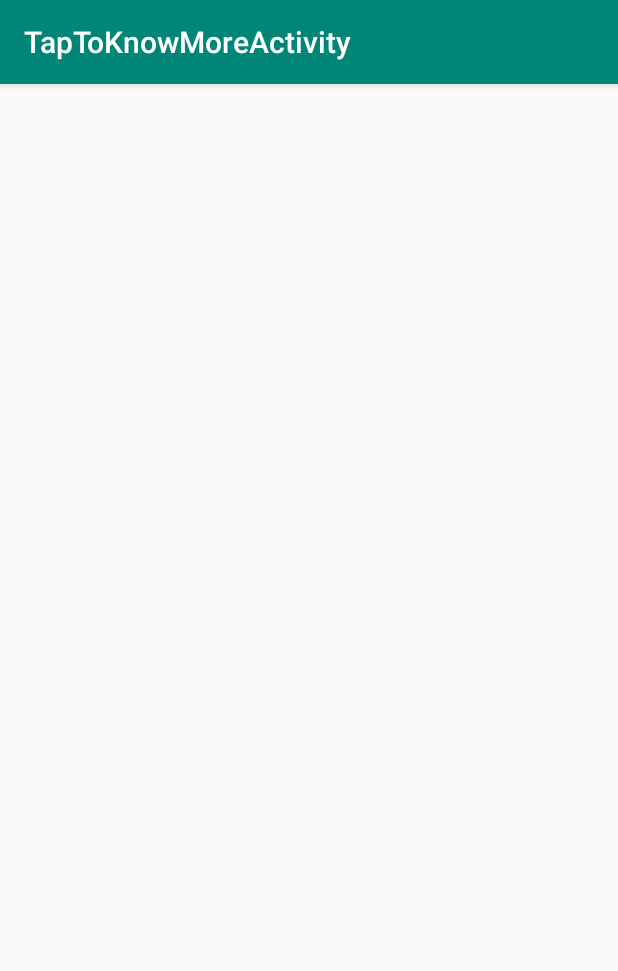
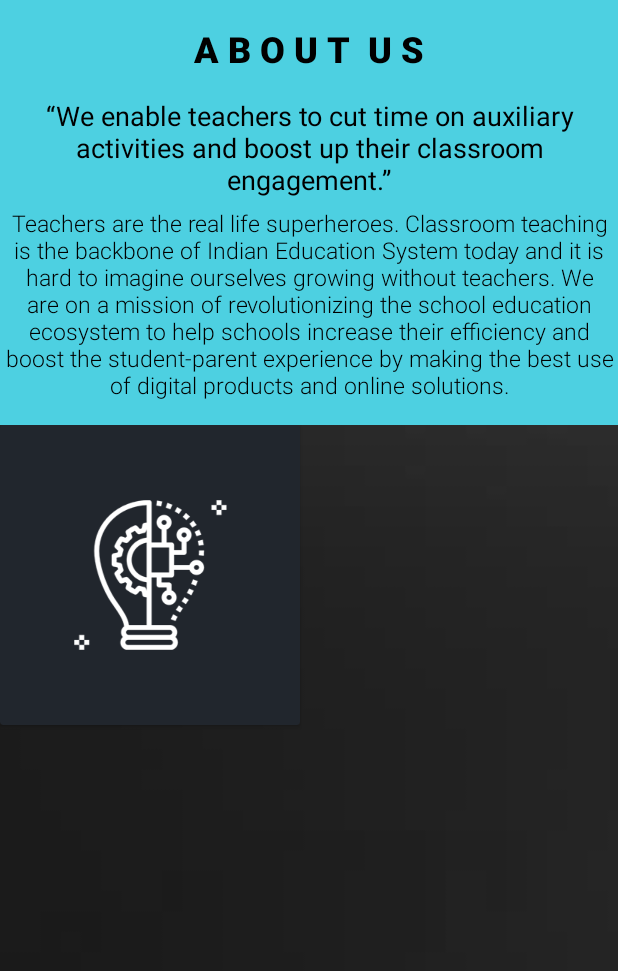
Before and after one commit to anujsharma297/android, an Android app: the TapToKnowMoreActivity screen opened directly, with no data from a screen before it, on a phone screen of 412 x 824 dp. Shown: the top 971 px of the screen. Run offline under Robolectric (Android 15) with nearby library versions, the phone set to English and light mode, and no system bars.

Commit message:
New Version

```diff
--- a/Focado/app/src/main/java/in/focado/focado/TapToKnowMoreActivity.java
+++ b/Focado/app/src/main/java/in/focado/focado/TapToKnowMoreActivity.java
@@ -3,11 +3,19 @@ package in.focado.focado;
 import android.os.Bundle;
 import android.support.annotation.Nullable;
 import android.support.v7.app.AppCompatActivity;
+import android.view.Window;
+import android.view.WindowManager;
 
 public class TapToKnowMoreActivity extends AppCompatActivity {
     @Override
     protected void onCreate(@Nullable Bundle savedInstanceState) {
         super.onCreate(savedInstanceState);
+        requestWindowFeature(Window.FEATURE_NO_TITLE); //will hide the title
+        getSupportActionBar().hide(); // hide the title bar
+
+        this.getWindow().setFlags(WindowManager.LayoutParams.FLAG_FULLSCREEN,
+                WindowManager.LayoutParams.FLAG_FULLSCREEN); //enable full screen
+
         setContentView(R.layout.activity_tap_to_know_more);
     }
 }
--- a/Focado/app/src/main/res/layout/activity_splash.xml
+++ b/Focado/app/src/main/res/layout/activity_splash.xml
@@ -3,7 +3,6 @@
     xmlns:tools="http://schemas.android.com/tools"
     android:layout_width="match_parent"
     android:layout_height="match_parent"
-    tools:context="com.example.anmol.splash.SplashActivity"
     android:background="@drawable/imagebackground"
     >
 
--- a/Focado/app/src/main/res/layout/activity_tap_to_know_more.xml
+++ b/Focado/app/src/main/res/layout/activity_tap_to_know_more.xml
@@ -1,6 +1,87 @@
 <?xml version="1.0" encoding="utf-8"?>
-<android.support.constraint.ConstraintLayout
-    xmlns:android="http://schemas.android.com/apk/res/android" android:layout_width="match_parent"
-    android:layout_height="match_parent">
 
-</android.support.constraint.ConstraintLayout>
+<LinearLayout xmlns:android="http://schemas.android.com/apk/res/android"
+    android:layout_width="match_parent"
+    android:layout_height="match_parent"
+    android:orientation="vertical">
+
+    <RelativeLayout
+        android:layout_width="match_parent"
+        android:layout_height="wrap_content"
+        android:background="#4DD0E1"
+        android:paddingTop="16dp"
+        android:paddingBottom="16dp">
+
+        <TextView
+            android:id="@+id/heading"
+            android:layout_width="wrap_content"
+            android:layout_height="wrap_content"
+            android:layout_centerHorizontal="true"
+            android:fontFamily="sans-serif-medium"
+            android:text="A B O U T  U S"
+            android:textColor="@color/colorBlack"
+            android:textSize="24dp"
+            android:textStyle="bold" />
+
+        <TextView
+            android:id="@+id/intro_description"
+            android:layout_width="wrap_content"
+            android:layout_height="wrap_content"
+            android:layout_below="@+id/heading"
+            android:layout_marginTop="16dp"
+            android:fontFamily="sans-serif"
+            android:gravity="center"
+            android:text="@string/intro"
+            android:textColor="@color/colorBlack"
+            android:textSize="18dp" />
+
+        <TextView
+            android:id="@+id/description"
+            android:layout_width="wrap_content"
+            android:layout_height="wrap_content"
+            android:layout_below="@+id/intro_description"
+            android:layout_marginTop="6dp"
+            android:fontFamily="sans-serif-light"
+            android:gravity="center"
+            android:text="@string/desc"
+            android:textColor="@color/colorBlack"
+            android:textSize="15dp" />
+
+    </RelativeLayout>
+
+    <RelativeLayout xmlns:android="http://schemas.android.com/apk/res/android"
+        xmlns:card_view="http://schemas.android.com/apk/res-auto"
+        xmlns:cardBackgroundColor="http://schemas.android.com/tools"
+        android:layout_width="match_parent"
+        android:layout_height="match_parent">
+
+        <ImageView
+            android:layout_width="match_parent"
+            android:layout_height="match_parent"
+            android:src="@drawable/imagebackground"
+            android:scaleType="centerCrop"/>
+
+        <android.support.v7.widget.CardView
+            android:id="@+id/card_view"
+            android:layout_gravity="center"
+            android:layout_width="200dp"
+            android:layout_height="200dp"
+            card_view:cardBackgroundColor="@color/cardBackground">
+
+            <ImageView
+                android:layout_width="match_parent"
+                android:layout_height="match_parent"
+                android:src="@drawable/pic01"/>
+
+            <TextView
+                android:id="@+id/info_text"
+                android:layout_width="match_parent"
+                android:layout_height="match_parent"
+                />
+        </android.support.v7.widget.CardView>
+
+
+
+    </RelativeLayout>
+
+</LinearLayout>
--- a/Focado/app/src/main/res/values/colors.xml
+++ b/Focado/app/src/main/res/values/colors.xml
@@ -6,4 +6,6 @@
     <color name="colorBackground">#455A64</color>
     <color name="colorTeal">#35B88F</color>
     <color name="colorWhite">#FFFFFF</color>
+    <color name="cardBackground">#21262D</color>
+    <color name="colorBlack">#000000</color>
 </resources>
--- a/Focado/app/src/main/res/values/strings.xml
+++ b/Focado/app/src/main/res/values/strings.xml
@@ -1,3 +1,7 @@
 <resources>
     <string name="app_name">Focado</string>
+
+    <string name="intro">“We enable teachers to cut time on auxiliary activities and boost up their classroom engagement.”</string>
+
+    <string name="desc">"Teachers are the real life superheroes. Classroom teaching is the backbone of Indian Education System today and it is hard to imagine ourselves growing without teachers. We are on a mission of revolutionizing the school education ecosystem to help schools increase their efficiency and boost the student-parent experience by making the best use of digital products and online solutions."</string>
 </resources>
```
Also changed, not shown: Focado/app/src/main/res/drawable-v24/capsule_button_shape.xml (renamed from Focado/app/src/main/res/drawable/capsule_button_shape.xml), Focado/app/src/main/res/drawable-v24/capsule_button_shape2.xml (renamed from Focado/app/src/main/res/drawable/capsule_button_shape2.xml), Focado/app/src/main/res/drawable-v24/pic01.png (added).
